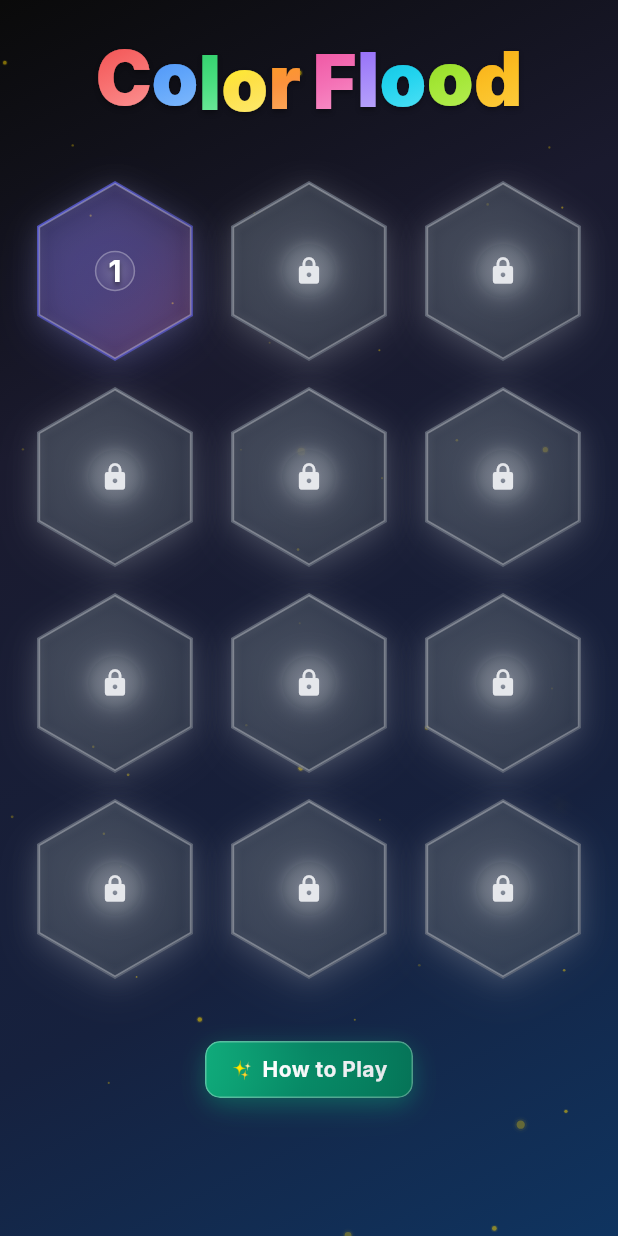
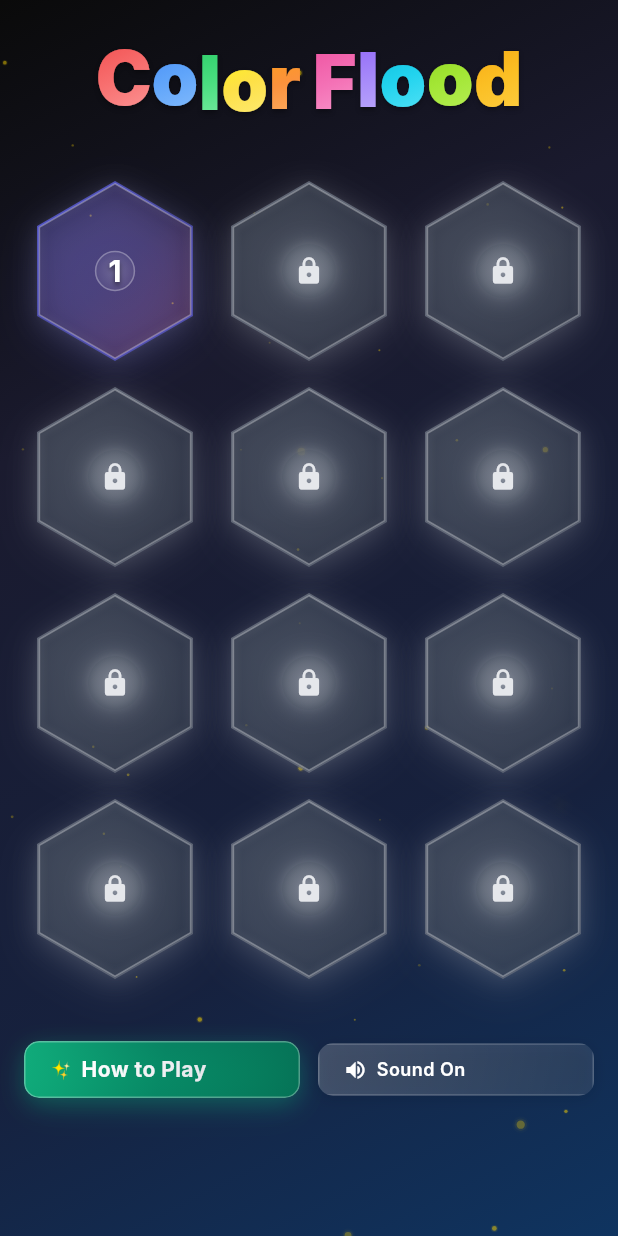
Before and after one commit to AgendeasSolution/color-flood, a Flutter app: the screen it shows after launch, on a phone screen of 412 x 824 dp. Run offline on Flutter 3.47's test engine with Material 3 defaults, Android fonts, the phone set to English and light mode, and no system bars; our stand-ins replace audioplayers, google_mobile_ads, shared_preferences; network calls fail; Roboto replaces fonts that are missing (Inter).

Commit message:
Add audio functionality to HomePage and enhance game service logic
- Integrated AudioService for sound effects in HomePage interactions.
- Implemented sound toggle button for user control over audio settings.
- Updated game service logic to ensure maximum wild color distribution and prevent adjacent same colors in grid patterns.
- Enhanced pattern-breaking logic for improved gameplay experience.

```diff
--- a/lib/pages/home_page.dart
+++ b/lib/pages/home_page.dart
@@ -7,6 +7,7 @@ import '../components/how_to_play_dialog.dart';
 import '../components/ad_banner.dart';
 import '../components/animated_background.dart';
 import '../services/level_progression_service.dart';
+import '../services/audio_service.dart';
 import 'game_page.dart';
 
 
@@ -23,6 +24,7 @@ class _HomePageState extends State<HomePage> with TickerProviderStateMixin {
   late Animation<double> _fadeAnimation;
   Map<int, LevelStatus> _levelStatuses = {}; // Track level unlock status
   final LevelProgressionService _levelService = LevelProgressionService.instance;
+  final AudioService _audioService = AudioService();
 
   @override
   void initState() {
@@ -76,6 +78,7 @@ class _HomePageState extends State<HomePage> with TickerProviderStateMixin {
   void _onLevelSelected(int level) {
     // Navigate directly to game for unlocked levels
     if (_levelStatuses[level] != LevelStatus.locked) {
+      _audioService.playClickSound();
       _navigateToLevel(level);
     }
   }
@@ -93,11 +96,97 @@ class _HomePageState extends State<HomePage> with TickerProviderStateMixin {
 
 
   void _showHowToPlay() {
+    _audioService.playClickSound();
     HowToPlayDialog.show(context);
   }
 
   Widget _buildLevelSectionHeader() {
     return const SizedBox.shrink(); // Remove the "Select Level" label
+  }
+
+  void _toggleSound() {
+    _audioService.playClickSound();
+    setState(() {
+      _audioService.setEnabled(!_audioService.isEnabled);
+    });
+  }
+
+  Widget _buildSoundToggleButton() {
+    return TweenAnimationBuilder<double>(
+      duration: const Duration(milliseconds: 2000),
+      tween: Tween(begin: 0.0, end: 1.0),
+      builder: (context, value, child) {
+        return Transform.scale(
+          scale: 0.95 + (0.05 * value),
+          child: Container(
+            decoration: BoxDecoration(
+              borderRadius: BorderRadius.circular(10),
+              boxShadow: [
+                BoxShadow(
+                  color: Colors.black.withOpacity(0.1),
+                  blurRadius: 8,
+                  offset: const Offset(0, 2),
+                ),
+              ],
+            ),
+            child: ClipRRect(
+              borderRadius: BorderRadius.circular(10),
+              child: Container(
+                decoration: BoxDecoration(
+                  gradient: LinearGradient(
+                    colors: [
+                      Colors.white.withOpacity(0.2),
+                      Colors.white.withOpacity(0.1),
+                    ],
+                    begin: Alignment.topLeft,
+                    end: Alignment.bottomRight,
+                  ),
+                  border: Border.all(
+                    color: Colors.white.withOpacity(0.2),
+                    width: 1,
+                  ),
+                ),
+                child: Material(
+                  color: Colors.transparent,
+                  child: InkWell(
+                    onTap: _toggleSound,
+                    borderRadius: BorderRadius.circular(10),
+                    splashColor: Colors.white.withOpacity(0.2),
+                    highlightColor: Colors.white.withOpacity(0.1),
+                    child: Container(
+                      padding: const EdgeInsets.symmetric(
+                        horizontal: 16,
+                        vertical: 8,
+                      ),
+                      child: Row(
+                        mainAxisSize: MainAxisSize.min,
+                        children: [
+                          Icon(
+                            _audioService.isEnabled ? Icons.volume_up : Icons.volume_off,
+                            color: Colors.white,
+                            size: 16,
+                          ),
+                          const SizedBox(width: 6),
+                          Text(
+                            _audioService.isEnabled ? 'Sound On' : 'Sound Off',
+                            style: const TextStyle(
+                              color: Colors.white,
+                              fontSize: 12,
+                              fontWeight: FontWeight.w600,
+                              letterSpacing: 0.3,
+                            ),
+                          ),
+                        ],
+                      ),
+                    ),
+                  ),
+                ),
+              ),
+            ),
+          ),
+        );
+      },
+    );
   }
 
   Widget _buildSmallHowToPlayButton() {
@@ -250,8 +339,15 @@ class _HomePageState extends State<HomePage> with TickerProviderStateMixin {
 
                         const SizedBox(height: GameConstants.smallSpacing),
 
-                        // How to Play Button
-                        _buildSmallHowToPlayButton(),
+                        // How to Play and Sound Toggle Buttons
+                        Row(
+                          mainAxisAlignment: MainAxisAlignment.spaceEvenly,
+                          children: [
+                            Expanded(child: _buildSmallHowToPlayButton()),
+                            const SizedBox(width: 12),
+                            Expanded(child: _buildSoundToggleButton()),
+                          ],
+                        ),
 
                         const SizedBox(height: GameConstants.mediumSpacing),
                       ],
```
Also changed, not shown: lib/services/game_service.dart (+154 -46 lines).
